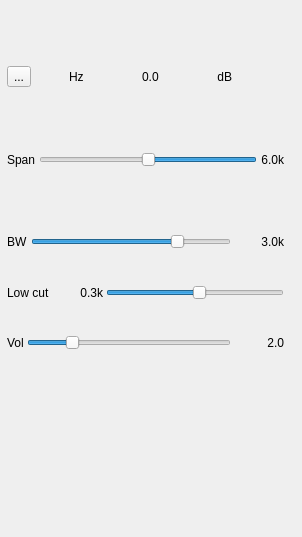
f4exb/sdrangel, file plugins/channel/ssb/ssbdemodgui.ui: the form before one commit.
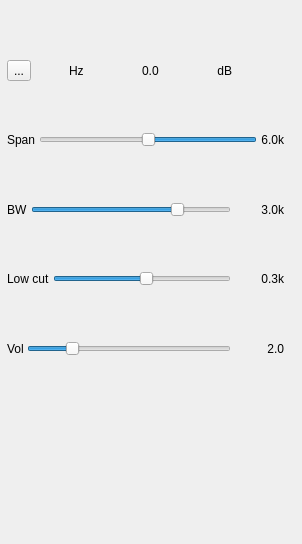
The form after the commit. Icons and pictures are not drawn. Custom widgets are drawn as their Qt base class.

Commit message: AM demod: added display of channel power in dB. Changed minus radio button for a iconified toggle button

```diff
--- a/plugins/channel/ssb/ssbdemodgui.ui
+++ b/plugins/channel/ssb/ssbdemodgui.ui
@@ -7,7 +7,7 @@
     <x>0</x>
     <y>0</y>
     <width>302</width>
-    <height>537</height>
+    <height>544</height>
    </rect>
   </property>
   <property name="minimumSize">
@@ -229,6 +229,25 @@
         </property>
        </widget>
       </item>
+      <item>
+       <widget class="QSlider" name="lowCut">
+        <property name="minimum">
+         <number>-60</number>
+        </property>
+        <property name="maximum">
+         <number>60</number>
+        </property>
+        <property name="pageStep">
+         <number>1</number>
+        </property>
+        <property name="value">
+         <number>3</number>
+        </property>
+        <property name="orientation">
+         <enum>Qt::Horizontal</enum>
+        </property>
+       </widget>
+      </item>
       <item>
        <widget class="QLabel" name="lowCutText">
         <property name="minimumSize">
@@ -245,25 +264,6 @@
         </property>
        </widget>
       </item>
-      <item>
-       <widget class="QSlider" name="lowCut">
-        <property name="minimum">
-         <number>-60</number>
-        </property>
-        <property name="maximum">
-         <number>60</number>
-        </property>
-        <property name="pageStep">
-         <number>1</number>
-        </property>
-        <property name="value">
-         <number>3</number>
-        </property>
-        <property name="orientation">
-         <enum>Qt::Horizontal</enum>
-        </property>
-       </widget>
-      </item>
      </layout>
     </item>
     <item>
```
Left out of the diff: 5 changed lines with no effect on the pictures. The commit also changes 7 other files.
